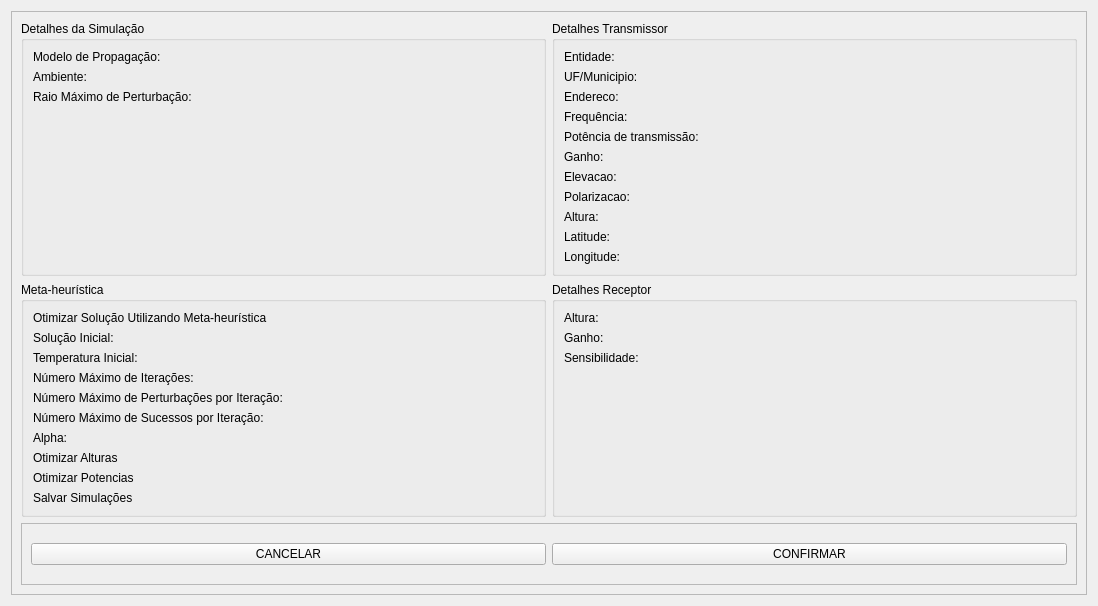
This is src/main/resources/base/confirm_simulation_dialog.ui in samuelterra22/Analysis-of-antenna-coverage as Qt 5 draws it before an edit. The edited form follows.
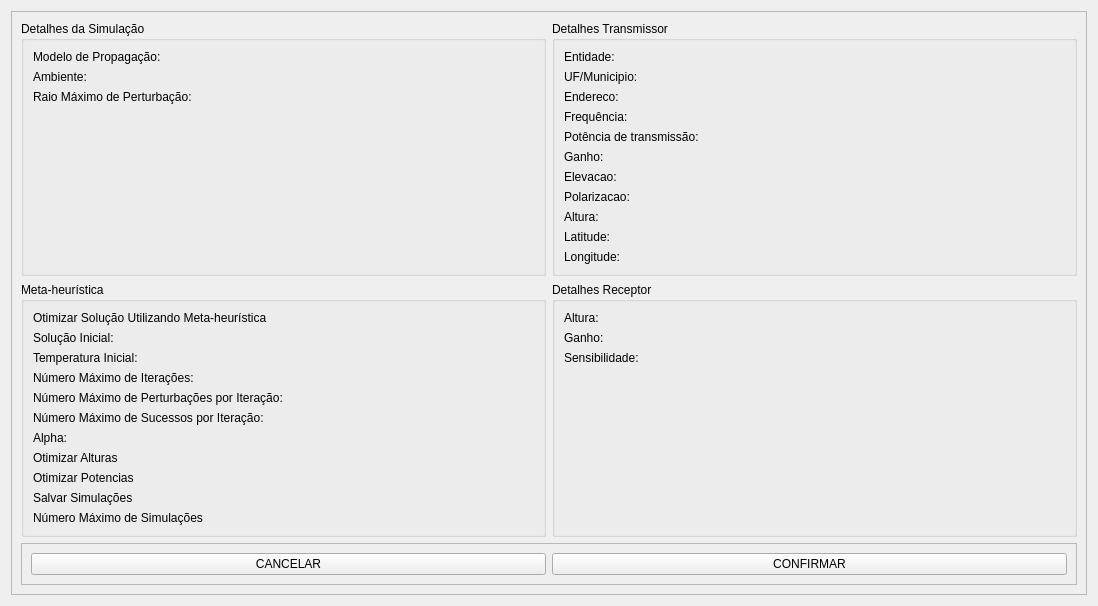
This is the edited form.

Commit message: Add input to inform number of simulations

Patch:
```diff
--- a/src/main/resources/base/confirm_simulation_dialog.ui
+++ b/src/main/resources/base/confirm_simulation_dialog.ui
@@ -706,6 +706,29 @@
            </property>
           </widget>
          </item>
+         <item row="10" column="0">
+          <widget class="QLabel" name="label_number_of_simulations">
+           <property name="text">
+            <string>Número Máximo de Simulações</string>
+           </property>
+          </widget>
+         </item>
+         <item row="10" column="1">
+          <widget class="QLabel" name="label_number_of_simulations_value">
+           <property name="font">
+            <font>
+             <weight>75</weight>
+             <bold>true</bold>
+            </font>
+           </property>
+           <property name="text">
+            <string/>
+           </property>
+           <property name="alignment">
+            <set>Qt::AlignRight|Qt::AlignTrailing|Qt::AlignVCenter</set>
+           </property>
+          </widget>
+         </item>
         </layout>
        </widget>
       </item>
```
Left out of the diff: 156 changed lines with no effect on the pictures. The commit also changes 3 other files.
